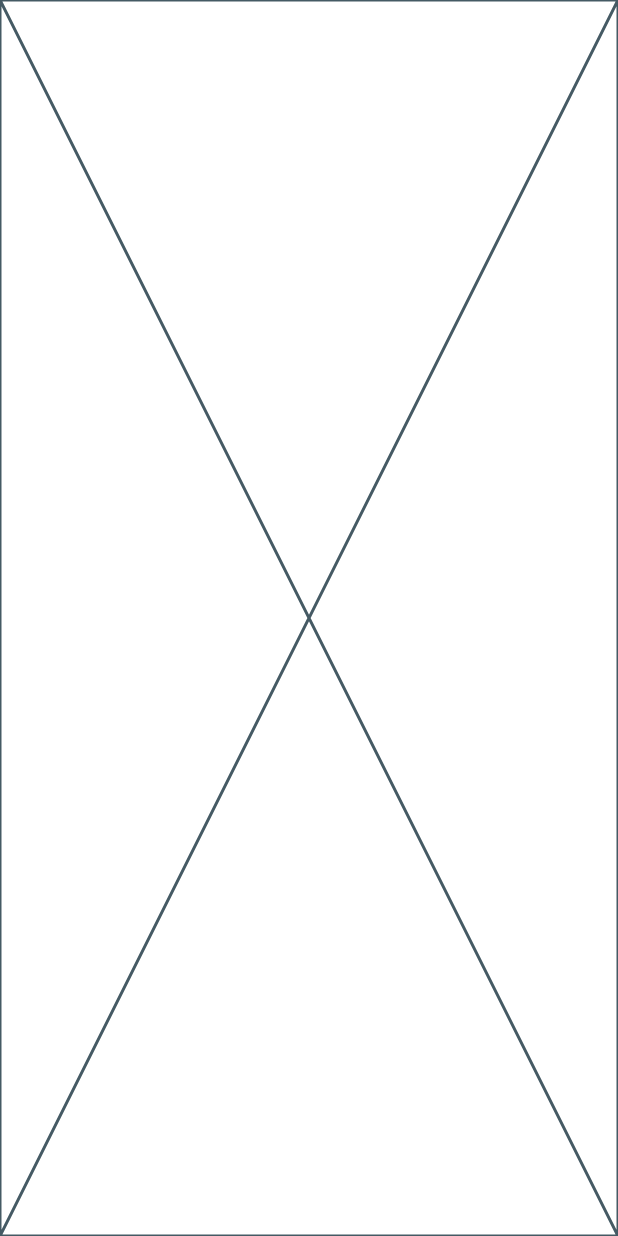
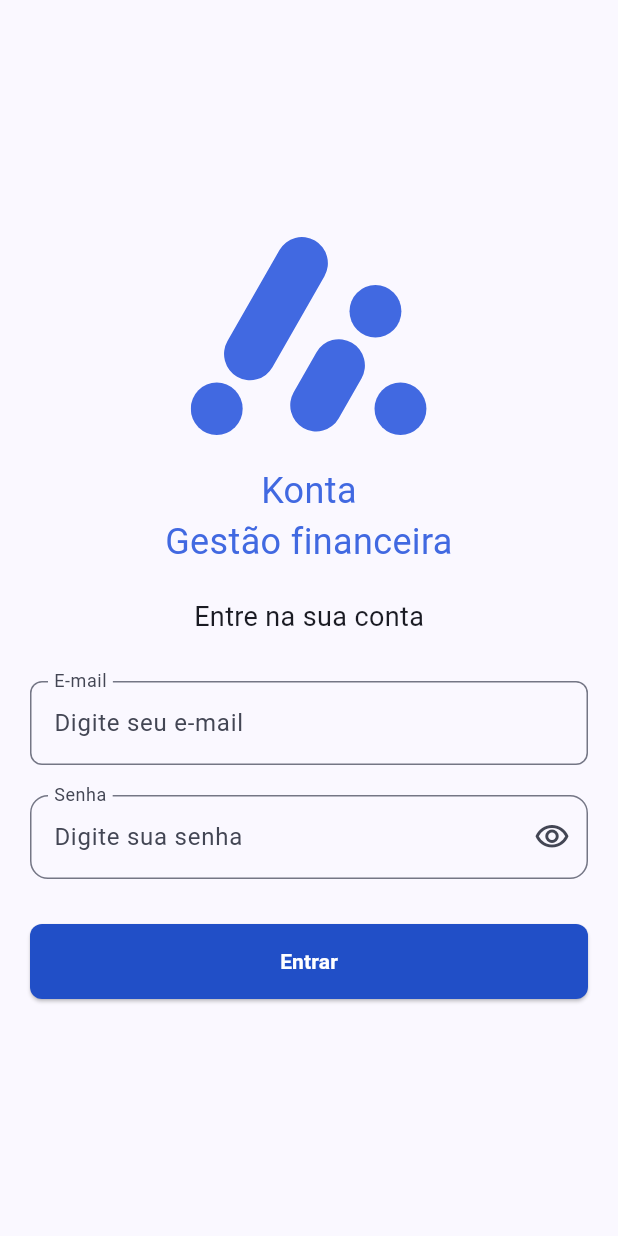
Before and after one commit to LuizHFJesus/konta_app, a Flutter app: the screen it shows after launch, on a phone screen of 412 x 824 dp. Run offline on Flutter 3.47's test engine with Material 3 defaults, Android fonts, the phone set to English and light mode, and no system bars; our stand-ins replace flutter_svg, get, get_it, go_router, google_fonts; Roboto replaces fonts that are missing (Vazirmatn).

Commit message:
feat(auth): create sign in screen UI, controller and state

```diff
--- /dev/null
+++ b/lib/app/di/dependency_injection.dart
@@ -0,0 +1,9 @@
+import 'package:get_it/get_it.dart';
+import 'package:konta_app/feature/auth/view/auth_controller.dart';
+
+final GetIt getIt = GetIt.instance;
+
+Future<void> injectDependencies() async {
+  // Controllers
+  getIt.registerLazySingleton<AuthController>(AuthController.new);
+}
--- a/lib/app/navigation/AppRouter.dart
+++ b/lib/app/navigation/AppRouter.dart
@@ -1,14 +1,20 @@
 import 'package:flutter/cupertino.dart';
 import 'package:go_router/go_router.dart';
 import 'package:konta_app/app/navigation/AppRoutes.dart';
+import 'package:konta_app/feature/auth/view/auth_view.dart';
 
 class AppRouter {
   late final GoRouter router;
 
   AppRouter() {
     router = GoRouter(
-      initialLocation: AppRoutes.home,
+      initialLocation: AppRoutes.auth,
       routes: [
+        GoRoute(
+          name: AppRoutes.auth,
+          path: AppRoutes.auth,
+          builder: (context, state) => const AuthView(),
+        ),
         GoRoute(
           name: AppRoutes.home,
           path: AppRoutes.home,
--- a/lib/app/navigation/AppRoutes.dart
+++ b/lib/app/navigation/AppRoutes.dart
@@ -1,5 +1,4 @@
 class AppRoutes {
-  static const String onboarding = '/onboarding';
   static const String auth = '/auth';
   static const String home = '/';
 }
--- /dev/null
+++ b/lib/common/widgets/custom_elevated_button.dart
@@ -0,0 +1,59 @@
+import 'package:flutter/material.dart';
+
+class CustomElevatedButton extends StatelessWidget {
+  const CustomElevatedButton({
+    super.key,
+    required this.text,
+    this.prefixIcon,
+    this.suffixIcon,
+    this.isSubmitting = false,
+    this.onPressed,
+  });
+
+  final String text;
+  final Widget? prefixIcon;
+  final Widget? suffixIcon;
+  final bool isSubmitting;
+  final VoidCallback? onPressed;
+
+  @override
+  Widget build(BuildContext context) {
+    return SizedBox(
+      height: 50,
+      child: ElevatedButton(
+        onPressed: onPressed,
+        style: ElevatedButton.styleFrom(
+          shape: RoundedRectangleBorder(
+            borderRadius: BorderRadius.circular(8),
+          ),
+          backgroundColor: Theme.of(context).colorScheme.primary,
+          foregroundColor: Theme.of(context).colorScheme.onPrimary,
+        ),
+        child: isSubmitting
+            ? SizedBox(
+                height: 20,
+                width: 20,
+                child: CircularProgressIndicator(
+                  strokeWidth: 2,
+                  color: Theme.of(context).colorScheme.onPrimary,
+                ),
+              )
+            : Row(
+                spacing: 8,
+                mainAxisAlignment: MainAxisAlignment.center,
+                children: [
+                  if (prefixIcon != null) prefixIcon!,
+                  Text(
+                    text,
+                    style: const TextStyle(
+                      fontSize: 14,
+                      fontWeight: FontWeight.bold,
+                    ),
+                  ),
+                  if (suffixIcon != null) suffixIcon!,
+                ],
+              ),
+      ),
+    );
+  }
+}
--- /dev/null
+++ b/lib/feature/auth/view/auth_view.dart
@@ -0,0 +1,124 @@
+import 'package:flutter/material.dart';
+import 'package:flutter_svg/flutter_svg.dart';
+import 'package:get/get_state_manager/src/rx_flutter/rx_obx_widget.dart';
+import 'package:google_fonts/google_fonts.dart';
+import 'package:konta_app/app/di/dependency_injection.dart';
+import 'package:konta_app/common/widgets/custom_elevated_button.dart';
+import 'package:konta_app/feature/auth/view/auth_controller.dart';
+
+class AuthView extends StatefulWidget {
+  const AuthView({super.key});
+
+  @override
+  State<AuthView> createState() => _AuthViewState();
+}
+
+class _AuthViewState extends State<AuthView> {
+  final AuthController controller = getIt<AuthController>();
+
+  @override
+  Widget build(BuildContext context) {
+    return Scaffold(
+      body: Padding(
+        padding: const EdgeInsets.symmetric(horizontal: 20, vertical: 60),
+        child: Center(
+          child: Form(
+            key: controller.formKey,
+            child: SingleChildScrollView(
+              child: Column(
+                crossAxisAlignment: CrossAxisAlignment.stretch,
+                children: [
+                  _buildHeader(context),
+                  const SizedBox(height: 30),
+                  _buildEmailField(),
+                  const SizedBox(height: 20),
+                  _buildPasswordField(),
+                  const SizedBox(height: 30),
+                  _buildSubmitButton()
+                ],
+              ),
+            ),
+          ),
+        ),
+      ),
+    );
+  }
+
+  Widget _buildHeader(BuildContext context) {
+    return Column(
+      children: [
+        SvgPicture.asset(
+          'assets/app_logo_primary.svg',
+          height: 132,
+        ),
+        const SizedBox(height: 20),
+        Text(
+          'Konta\nGestão financeira',
+          style: GoogleFonts.bowlbyOneSc(
+            fontSize: 24,
+            fontWeight: FontWeight.normal,
+            color: Theme.of(context).colorScheme.brightness == Brightness.light
+                ? Theme.of(context).colorScheme.primaryContainer
+                : Colors.white,
+          ),
+          textAlign: TextAlign.center,
+        ),
+        const SizedBox(height: 20),
+        const Text(
+          'Entre na sua conta',
+          style: TextStyle(fontSize: 18),
+        ),
+      ],
+    );
+  }
+
+  Widget _buildEmailField() {
+    return TextFormField(
+      controller: controller.emailController,
+      keyboardType: TextInputType.emailAddress,
+      textInputAction: TextInputAction.next,
+      decoration: InputDecoration(
+        labelText: 'E-mail',
+        hintText: 'Digite seu e-mail',
+        border: OutlineInputBorder(borderRadius: BorderRadius.circular(8)),
+        floatingLabelBehavior: FloatingLabelBehavior.always,
+      ),
+      validator: controller.validateEmail,
+    );
+  }
+
+  Widget _buildPasswordField() {
+    return Obx(
+      () => TextFormField(
+        controller: controller.passwordController,
+        obscureText: controller.obscurePassword,
+        textInputAction: TextInputAction.done,
+        decoration: InputDecoration(
+          labelText: 'Senha',
+          hintText: 'Digite sua senha',
+          border: OutlineInputBorder(borderRadius: BorderRadius.circular(12)),
+          floatingLabelBehavior: FloatingLabelBehavior.always,
+          suffixIcon: IconButton(
+            icon: Icon(
+              controller.obscurePassword
+                  ? Icons.visibility_outlined
+                  : Icons.visibility_off_outlined,
+            ),
+            onPressed: controller.toggleObscurePassword,
+          ),
+        ),
+        validator: controller.validatePassword,
+      ),
+    );
+  }
+
+  Widget _buildSubmitButton() {
+    return Obx(
+      () => CustomElevatedButton(
+        text: 'Entrar',
+        isSubmitting: controller.isSubmitting,
+        onPressed: controller.submit,
+      ),
+    );
+  }
+}
```
Also changed, not shown: lib/feature/auth/view/auth_controller.dart (added, +72 -0 lines), lib/main.dart (+6 -1 lines), pubspec.yaml (+6 -4 lines), assets/app_logo_primary.svg (added), assets/app_logo_white.svg (added), pubspec.lock, 1 other file.
